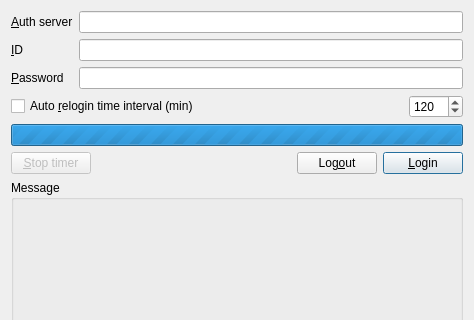
This is mainwidget.ui in futr/QAutoLogin as Qt 5 draws it before an edit; both pictures show x 0 to 474 and y 0 to 320 of the 474 by 516 pixel window. The edited form follows.
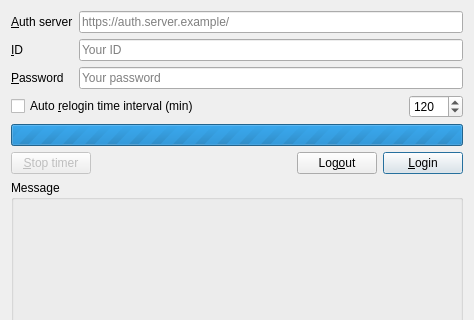
This is the edited form. Icons and pictures are not drawn.

```diff
--- a/mainwidget.ui
+++ b/mainwidget.ui
@@ -38,6 +38,9 @@
        <property name="text">
         <string/>
        </property>
+       <property name="placeholderText">
+        <string>Your ID</string>
+       </property>
       </widget>
      </item>
      <item row="2" column="0">
@@ -58,6 +61,9 @@
        <property name="text">
         <string/>
        </property>
+       <property name="placeholderText">
+        <string>Your password</string>
+       </property>
       </widget>
      </item>
      <item row="0" column="0">
@@ -81,6 +87,12 @@
        <property name="text">
         <string/>
        </property>
+       <property name="placeholderText">
+        <string>https://auth.server.example/</string>
+       </property>
+       <property name="clearButtonEnabled">
+        <bool>false</bool>
+       </property>
       </widget>
      </item>
     </layout>
```
